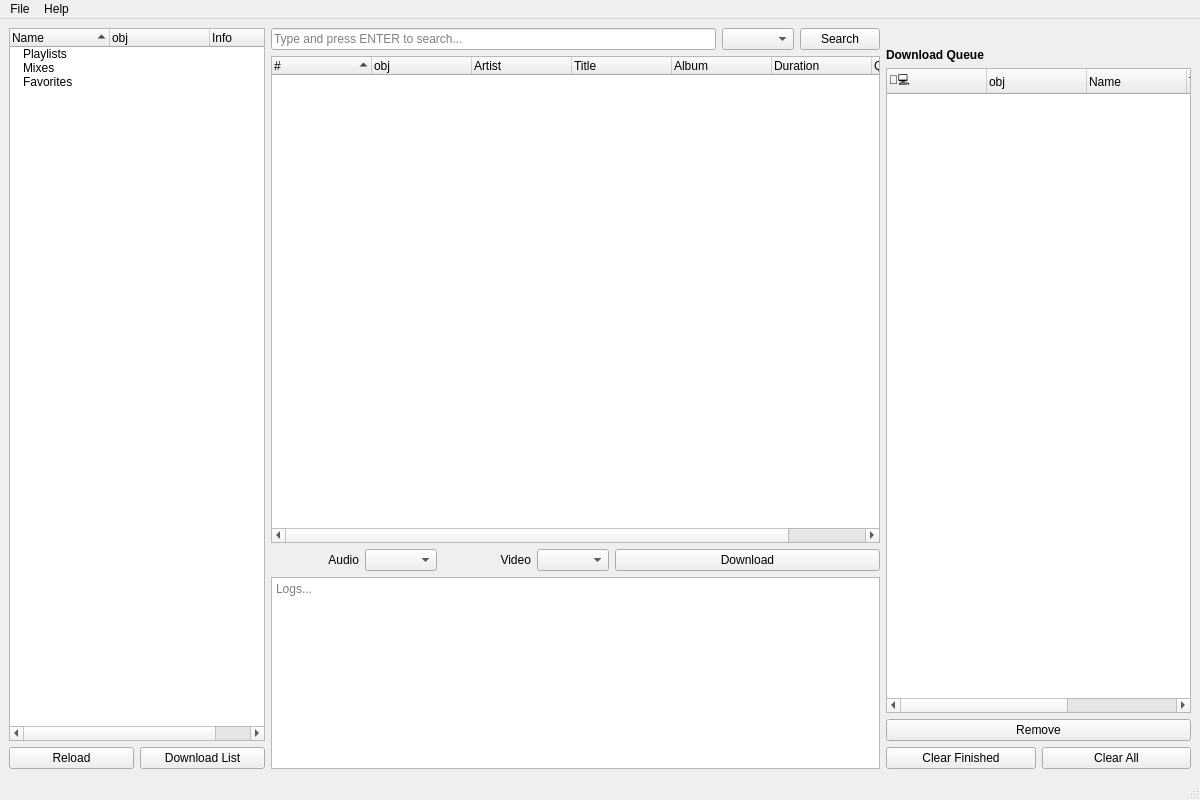
This is tidal_dl_ng/ui/main.ui in exislow/tidal-dl-ng as Qt 5 draws it before an edit. The edited form follows.
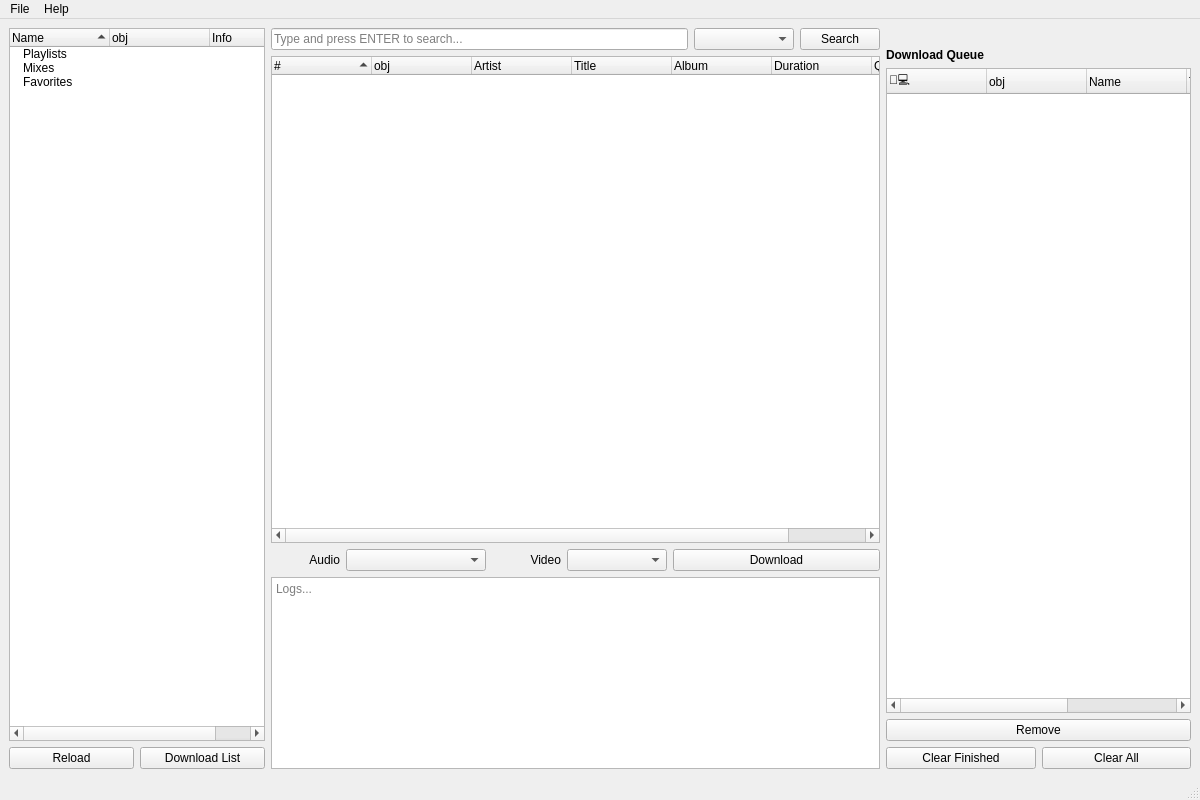
This is the edited form. Icons and pictures are not drawn.

```diff
--- a/tidal_dl_ng/ui/main.ui
+++ b/tidal_dl_ng/ui/main.ui
@@ -234,6 +234,12 @@
         </item>
         <item>
          <widget class="QComboBox" name="cb_search_type">
+          <property name="minimumSize">
+           <size>
+            <width>100</width>
+            <height>0</height>
+           </size>
+          </property>
           <property name="toolTip">
            <string notr="true"/>
           </property>
@@ -252,6 +258,9 @@
           <property name="currentText">
            <string notr="true"/>
           </property>
+          <property name="sizeAdjustPolicy">
+           <enum>QComboBox::AdjustToContentsOnFirstShow</enum>
+          </property>
           <property name="placeholderText">
            <string notr="true"/>
           </property>
@@ -376,6 +385,12 @@
         </item>
         <item>
          <widget class="QComboBox" name="cb_quality_audio">
+          <property name="minimumSize">
+           <size>
+            <width>140</width>
+            <height>0</height>
+           </size>
+          </property>
           <property name="toolTip">
            <string notr="true"/>
           </property>
@@ -394,6 +409,9 @@
           <property name="currentText">
            <string notr="true"/>
           </property>
+          <property name="sizeAdjustPolicy">
+           <enum>QComboBox::AdjustToContentsOnFirstShow</enum>
+          </property>
           <property name="placeholderText">
            <string notr="true"/>
           </property>
@@ -429,6 +447,12 @@
         </item>
         <item>
          <widget class="QComboBox" name="cb_quality_video">
+          <property name="minimumSize">
+           <size>
+            <width>100</width>
+            <height>0</height>
+           </size>
+          </property>
           <property name="toolTip">
            <string notr="true"/>
           </property>
@@ -447,6 +471,9 @@
           <property name="currentText">
            <string notr="true"/>
           </property>
+          <property name="sizeAdjustPolicy">
+           <enum>QComboBox::AdjustToContentsOnFirstShow</enum>
+          </property>
           <property name="placeholderText">
            <string notr="true"/>
           </property>
```
